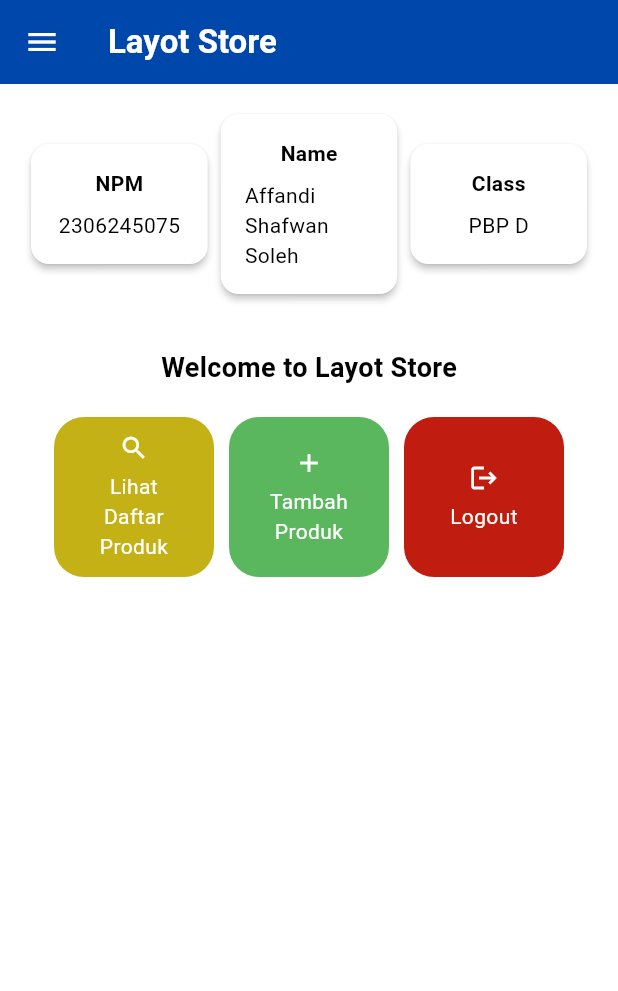
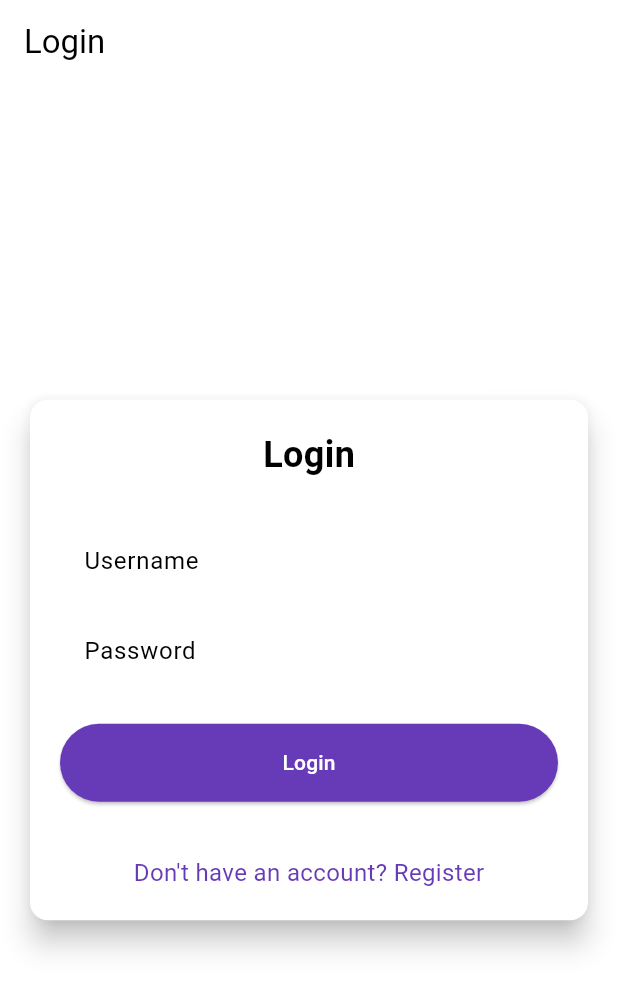
Before and after one commit to Affandi21/layot-store-mobile, a Flutter app: the screen it shows after launch, on a phone screen of 412 x 824 dp. Shown: the top 991 px of the screen. Run offline on Flutter 3.47's test engine with Material 3 defaults, Android fonts, the phone set to English and light mode, and no system bars; missing offline and left inert: pbp_django_auth.

Commit message:
Tugas 9 done

```diff
--- a/lib/main.dart
+++ b/lib/main.dart
@@ -1,6 +1,8 @@
 import 'package:layot_store/screens/menu.dart';
 import 'package:flutter/material.dart';
-
+import 'package:pbp_django_auth/pbp_django_auth.dart';
+import 'package:provider/provider.dart';
+import 'package:layot_store/screens/login.dart';
 void main() {
   runApp(const MyApp());
 }
@@ -8,33 +10,23 @@
 class MyApp extends StatelessWidget {
   const MyApp({super.key});
 
-  // This widget is the root of your application.
   @override
   Widget build(BuildContext context) {
-    return MaterialApp(
-      title: 'Flutter Demo',
-      theme: ThemeData(
-        // This is the theme of your application.
-        //
-        // TRY THIS: Try running your application with "flutter run". You'll see
-        // the application has a purple toolbar. Then, without quitting the app,
-        // try changing the seedColor in the colorScheme below to Colors.green
-        // and then invoke "hot reload" (save your changes or press the "hot
-        // reload" button in a Flutter-supported IDE, or press "r" if you used
-        // the command line to start the app).
-        //
-        // Notice that the counter didn't reset back to zero; the application
-        // state is not lost during the reload. To reset the state, use hot
-        // restart instead.
-        //
-        // This works for code too, not just values: Most code changes can be
-        // tested with just a hot reload.
-        colorScheme: ColorScheme.fromSwatch(
-          primarySwatch: Colors.deepPurple,
-        ).copyWith(secondary: Colors.deepPurple[400]),
-        useMaterial3: true,
+    return Provider(
+      create: (_) {
+        CookieRequest request = CookieRequest();
+        return request;
+      },
+      child: MaterialApp(
+        title: 'Layot Store',
+        theme: ThemeData(
+          useMaterial3: true,
+          colorScheme: ColorScheme.fromSwatch(
+            primarySwatch: Colors.deepPurple,
+          ).copyWith(secondary: Colors.deepPurple[400]),
+        ),
+        home: const LoginPage(),
       ),
-      home: MyHomePage(),
     );
   }
 }
--- /dev/null
+++ b/lib/screens/login.dart
@@ -0,0 +1,183 @@
+import 'package:layot_store/screens/menu.dart';
+import 'package:flutter/material.dart';
+import 'package:pbp_django_auth/pbp_django_auth.dart';
+import 'package:provider/provider.dart';
+import 'package:layot_store/screens/register.dart';
+
+// TODO: Import halaman RegisterPage jika sudah dibuat
+
+void main() {
+  runApp(const LoginApp());
+}
+
+class LoginApp extends StatelessWidget {
+  const LoginApp({super.key});
+
+  @override
+  Widget build(BuildContext context) {
+    return MaterialApp(
+      title: 'Login',
+      theme: ThemeData(
+        useMaterial3: true,
+        colorScheme: ColorScheme.fromSwatch(
+          primarySwatch: Colors.deepPurple,
+        ).copyWith(secondary: Colors.deepPurple[400]),
+      ),
+      home: const LoginPage(),
+    );
+  }
+}
+
+class LoginPage extends StatefulWidget {
+  const LoginPage({super.key});
+
+  @override
+  State<LoginPage> createState() => _LoginPageState();
+}
+
+class _LoginPageState extends State<LoginPage> {
+  final TextEditingController _usernameController = TextEditingController();
+  final TextEditingController _passwordController = TextEditingController();
+
+  @override
+  Widget build(BuildContext context) {
+    final request = context.watch<CookieRequest>();
+
+    return Scaffold(
+      appBar: AppBar(
+        title: const Text('Login'),
+      ),
+      body: Center(
+        child: SingleChildScrollView(
+          padding: const EdgeInsets.all(16.0),
+          child: Card(
+            elevation: 8,
+            shape: RoundedRectangleBorder(
+              borderRadius: BorderRadius.circular(12.0),
+            ),
+            child: Padding(
+              padding: const EdgeInsets.all(20.0),
+              child: Column(
+                mainAxisSize: MainAxisSize.min,
+                children: [
+                  const Text(
+                    'Login',
+                    style: TextStyle(
+                      fontSize: 24.0,
+                      fontWeight: FontWeight.bold,
+                    ),
+                  ),
+                  const SizedBox(height: 30.0),
+                  TextField(
+                    controller: _usernameController,
+                    decoration: const InputDecoration(
+                      labelText: 'Username',
+                      hintText: 'Enter your username',
+                      border: OutlineInputBorder(
+                        borderRadius: BorderRadius.all(Radius.circular(12.0)),
+                      ),
+                      contentPadding:
+                          EdgeInsets.symmetric(horizontal: 12.0, vertical: 8.0),
+                    ),
+                  ),
+                  const SizedBox(height: 12.0),
+                  TextField(
+                    controller: _passwordController,
+                    decoration: const InputDecoration(
+                      labelText: 'Password',
+                      hintText: 'Enter your password',
+                      border: OutlineInputBorder(
+                        borderRadius: BorderRadius.all(Radius.circular(12.0)),
+                      ),
+                      contentPadding:
+                          EdgeInsets.symmetric(horizontal: 12.0, vertical: 8.0),
+                    ),
+                    obscureText: true,
+                  ),
+                  const SizedBox(height: 24.0),
+                  ElevatedButton(
+                    onPressed: () async {
+                      String username = _usernameController.text;
+                      String password = _passwordController.text;
+
+                      // Cek kredensial
+                      // TODO: Ganti URL dan jangan lupa tambahkan trailing slash (/) di akhir URL!
+                      // Untuk menyambungkan Android emulator dengan Django pada localhost,
+                      // gunakan URL http://10.0.2.2/
+                      final response = await request
+                          .login("http://[APP_URL_KAMU]/auth/login/", {
+                        'username': username,
+                        'password': password,
+                      });
+
+                      if (request.loggedIn) {
+                        String message = response['message'];
+                        String uname = response['username'];
+                        if (context.mounted) {
+                          Navigator.pushReplacement(
+                            context,
+                            MaterialPageRoute(
+                                builder: (context) => MyHomePage()),
+                          );
+                          ScaffoldMessenger.of(context)
+                            ..hideCurrentSnackBar()
+                            ..showSnackBar(
+                              SnackBar(
+                                  content:
+                                      Text("$message Selamat datang, $uname.")),
+                            );
+                        }
+                      } else {
+                        if (context.mounted) {
+                          showDialog(
+                            context: context,
+                            builder: (context) => AlertDialog(
+                              title: const Text('Login Gagal'),
+                              content: Text(response['message']),
+                              actions: [
+                                TextButton(
+                                  child: const Text('OK'),
+                                  onPressed: () {
+                                    Navigator.pop(context);
+                                  },
+                                ),
+                              ],
+                            ),
+                          );
+                        }
+                      }
+                    },
+                    style: ElevatedButton.styleFrom(
+                      foregroundColor: Colors.white,
+                      minimumSize: Size(double.infinity, 50),
+                      backgroundColor: Theme.of(context).colorScheme.primary,
+                      padding: const EdgeInsets.symmetric(vertical: 16.0),
+                    ),
+                    child: const Text('Login'),
+                  ),
+                  const SizedBox(height: 36.0),
+                  GestureDetector(
+                    onTap: () {
+                      Navigator.push(
+                        context,
+                        MaterialPageRoute(
+                            builder: (context) => const RegisterPage()),
+                      );
+                    },
+                    child: Text(
+                      'Don\'t have an account? Register',
+                      style: TextStyle(
+                        color: Theme.of(context).colorScheme.primary,
+                        fontSize: 16.0,
+                      ),
+                    ),
+                  ),
+                ],
+              ),
+            ),
+          ),
+        ),
+      ),
+    );
+  }
+}
--- a/lib/screens/productentry_form.dart
+++ b/lib/screens/productentry_form.dart
@@ -1,5 +1,9 @@
+import 'dart:convert';
 import 'package:flutter/material.dart';
 import 'package:layot_store/widgets/left_drawer.dart';
+import 'package:layot_store/screens/menu.dart';
+import 'package:pbp_django_auth/pbp_django_auth.dart';
+import 'package:provider/provider.dart';
 // TODO: Impor drawer yang sudah dibuat sebelumnya
 
 class ProductEntryFormPage extends StatefulWidget {
@@ -18,6 +22,7 @@
 
   @override
   Widget build(BuildContext context) {
+    final request = context.watch<CookieRequest>();
     return Scaffold(
       appBar: AppBar(
         title: const Center(
--- a/pubspec.yaml
+++ b/pubspec.yaml
@@ -35,6 +35,9 @@
   # The following adds the Cupertino Icons font to your application.
   # Use with the CupertinoIcons class for iOS style icons.
   cupertino_icons: ^1.0.8
+  provider: ^6.1.2
+  pbp_django_auth: ^0.4.0
+  http: ^1.2.2
 
 dev_dependencies:
   flutter_test:
```
Also changed, not shown: lib/models/product_entry.dart (added, +67 -0 lines), lib/screens/list_productentry.dart (added, +89 -0 lines), lib/screens/register.dart (added, +166 -0 lines), lib/widgets/left_drawer.dart (+22 -7 lines), lib/widgets/product_card.dart (+34 -1 lines), pubspec.lock, 2 other files.
